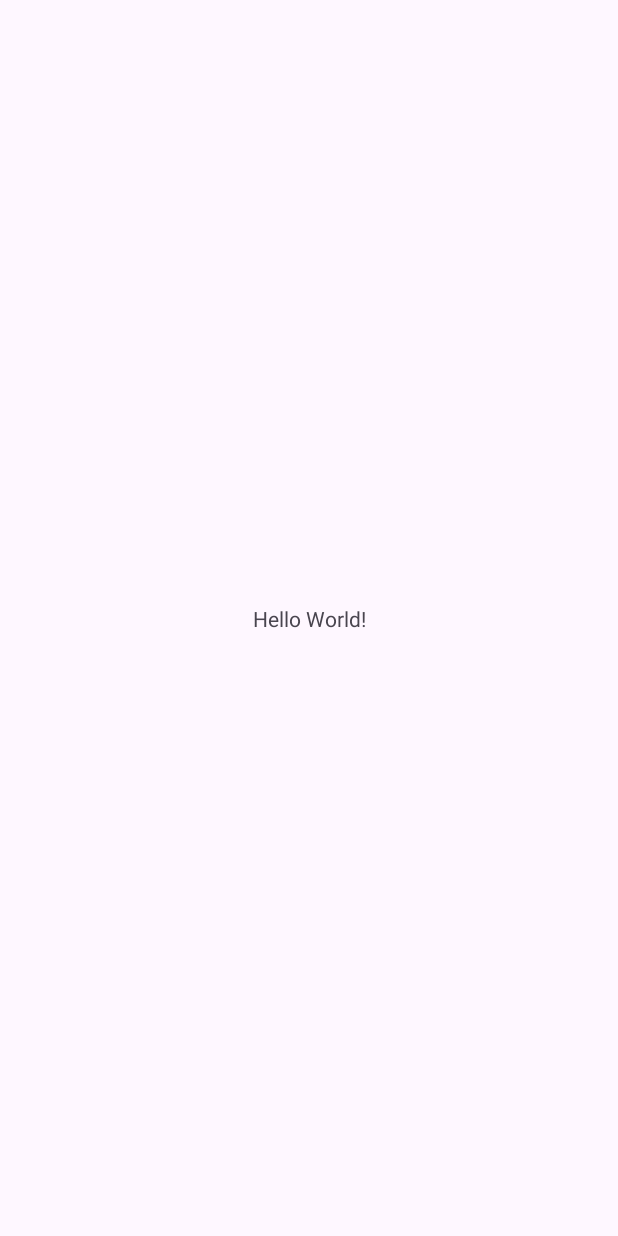
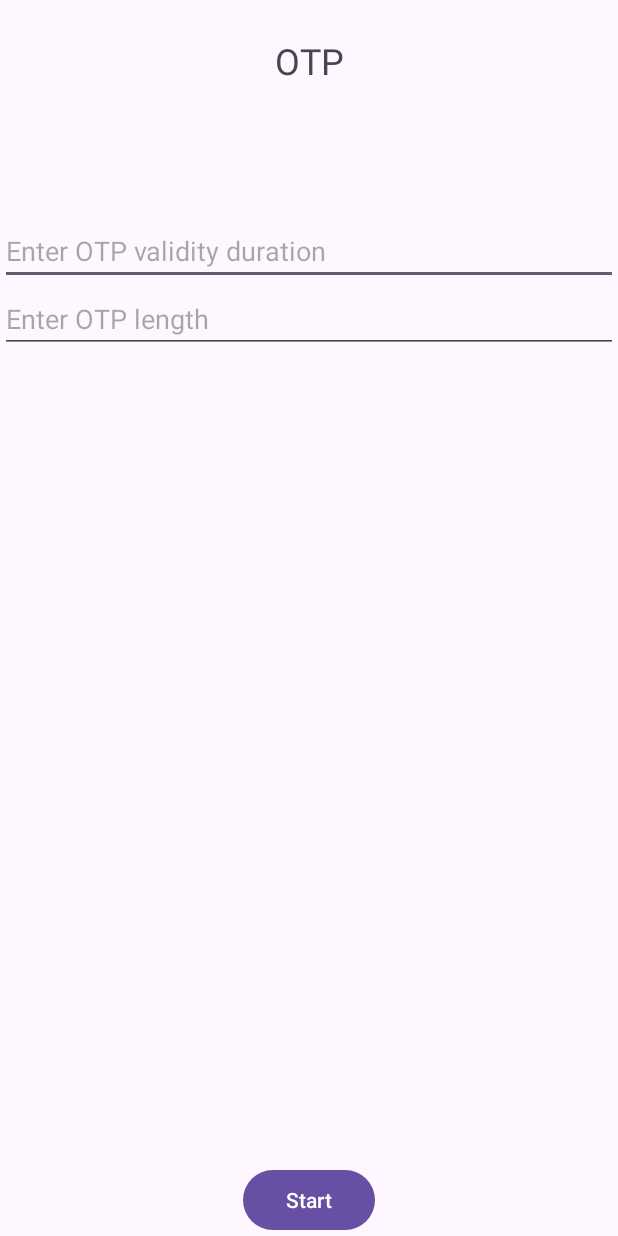
Before and after one commit to alheijn/OneTimePasswordGenerator, an Android app: the screen it shows after launch (MainActivity), on a phone screen of 412 x 824 dp. Before the commit the screen is almost empty. Run offline under Robolectric (Android 15) with nearby library versions, the phone set to English and light mode, and no system bars.

Commit message:
user UI created

```diff
--- a/app/src/main/res/layout/activity_main.xml
+++ b/app/src/main/res/layout/activity_main.xml
@@ -8,12 +8,43 @@
     tools:context=".MainActivity">
 
     <TextView
+        android:id="@+id/otpTextView"
         android:layout_width="wrap_content"
         android:layout_height="wrap_content"
-        android:text="Hello World!"
+        android:text="OTP"
+        android:textSize="24sp"
+        android:layout_marginTop="24dp"
+        app:layout_constraintTop_toTopOf="parent"
+        app:layout_constraintLeft_toLeftOf="parent"
+        app:layout_constraintRight_toRightOf="parent" />
+
+    <EditText
+        android:id="@+id/otpValidityEditText"
+        android:layout_width="match_parent"
+        android:layout_height="wrap_content"
+        android:layout_marginTop="88dp"
+        android:hint="Enter OTP validity duration"
+        app:layout_constraintHorizontal_bias="0.0"
+        app:layout_constraintLeft_toLeftOf="parent"
+        app:layout_constraintRight_toRightOf="parent"
+        app:layout_constraintTop_toBottomOf="@id/otpTextView" />
+
+    <EditText
+        android:id="@+id/otpLengthEditText"
+        android:layout_width="match_parent"
+        android:layout_height="wrap_content"
+        android:hint="Enter OTP length"
+        app:layout_constraintTop_toBottomOf="@id/otpValidityEditText"
+        app:layout_constraintLeft_toLeftOf="parent"
+        app:layout_constraintRight_toRightOf="parent" />
+
+    <Button
+        android:id="@+id/startStopButton"
+        android:layout_width="wrap_content"
+        android:layout_height="wrap_content"
+        android:text="Start"
         app:layout_constraintBottom_toBottomOf="parent"
-        app:layout_constraintEnd_toEndOf="parent"
-        app:layout_constraintStart_toStartOf="parent"
-        app:layout_constraintTop_toTopOf="parent" />
+        app:layout_constraintLeft_toLeftOf="parent"
+        app:layout_constraintRight_toRightOf="parent" />
 
 </androidx.constraintlayout.widget.ConstraintLayout>
```
